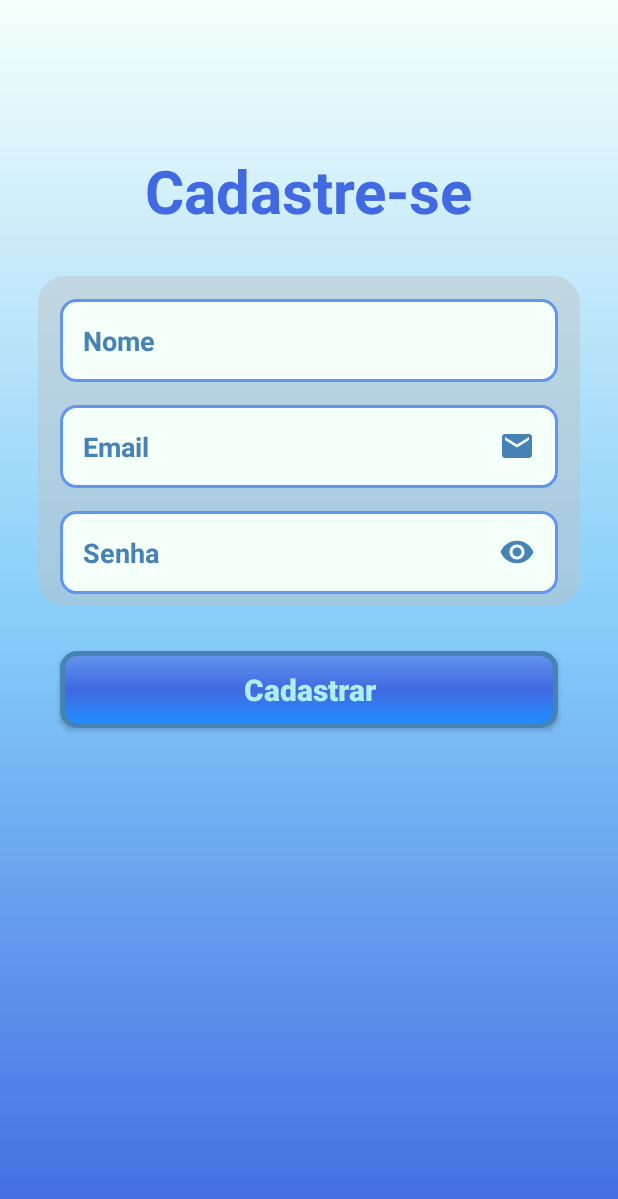
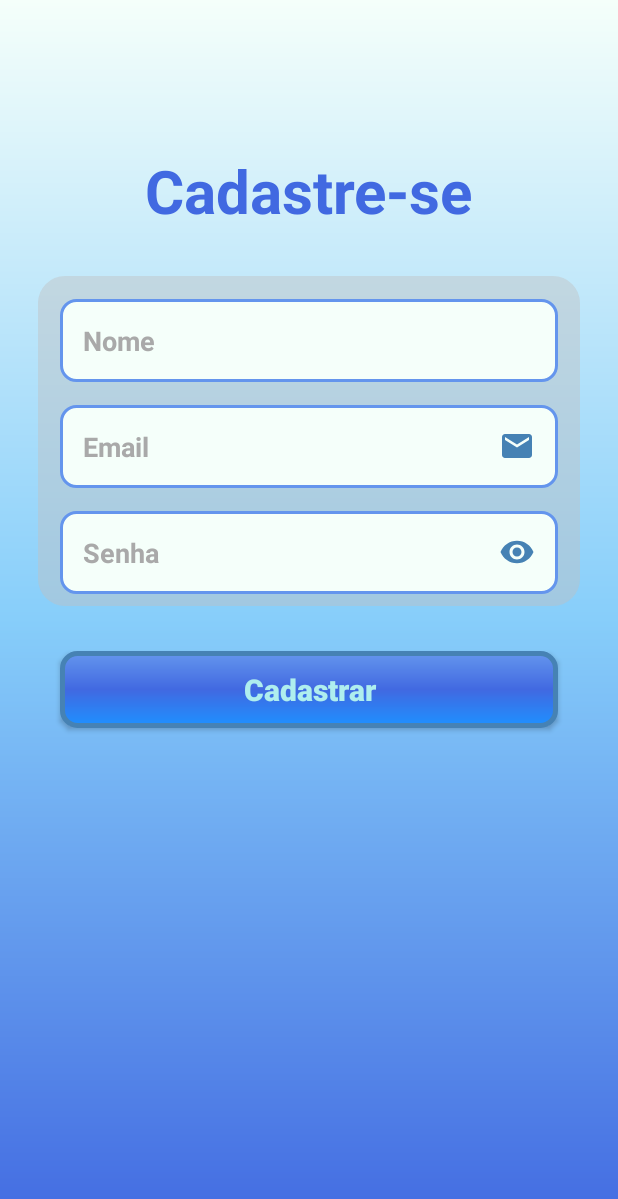
Before and after one commit to dbcodex/AppGastosPessoais, an Android app: the FormCadastro screen opened directly, with no data from a screen before it, on a phone screen of 412 x 824 dp. Shown: the top 1199 px of the screen. Run offline under Robolectric (Android 15) with nearby library versions, the phone set to English and light mode, and no system bars; our stand-ins replace Firebase (no records; nobody signed in at launch, a user with empty details on screens opened directly).

Commit message:
Enviando projeto inteiro

```diff
--- a/app/src/main/res/values/styles.xml
+++ b/app/src/main/res/values/styles.xml
@@ -15,7 +15,7 @@
         <item name="android:layout_height">wrap_content</item>
         <item name="android:background">@drawable/edit_text</item>
         <item name="android:textColor">@color/SteelBlue</item>
-        <item name="android:textColorHint">@color/SteelBlue</item>
+        <item name="android:textColorHint">@color/DarkGray</item>
         <item name="android:textStyle">bold</item>
         <item name="android:padding">15dp</item>
         <item name="android:layout_marginLeft">40dp</item>
```
